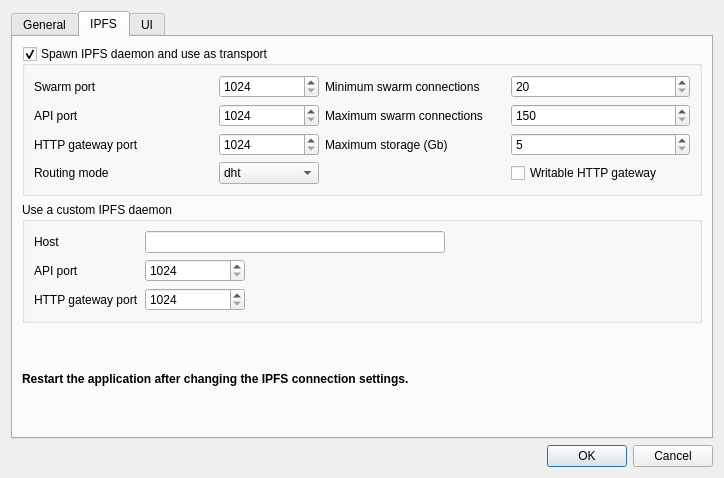
Above: galacteek/ui/settings.ui from pinnaculum/galacteek before the change. Below: the same form after it.
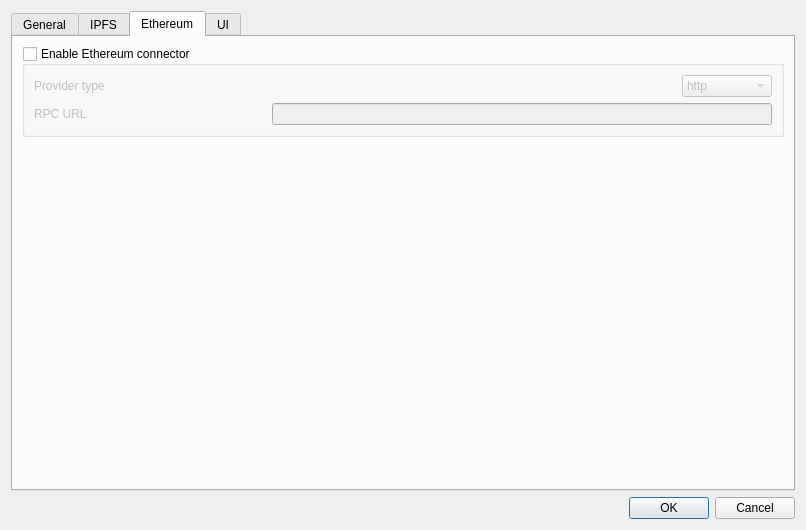
That is the form after the change. The open tabs and pages were chosen to show the change. Icons and pictures are not drawn.

Patch:
```diff
--- a/galacteek/ui/settings.ui
+++ b/galacteek/ui/settings.ui
@@ -6,8 +6,8 @@
    <rect>
     <x>0</x>
     <y>0</y>
-    <width>724</width>
-    <height>478</height>
+    <width>806</width>
+    <height>530</height>
    </rect>
   </property>
   <property name="windowTitle">
@@ -419,6 +419,97 @@
        </item>
       </layout>
      </widget>
+     <widget class="QWidget" name="tab_3">
+      <attribute name="icon">
+       <iconset resource="galacteek.qrc">
+        <normaloff>:/share/icons/ethereum.png</normaloff>:/share/icons/ethereum.png</iconset>
+      </attribute>
+      <attribute name="title">
+       <string>Ethereum</string>
+      </attribute>
+      <layout class="QVBoxLayout" name="verticalLayout_3">
+       <item>
+        <layout class="QVBoxLayout" name="verticalLayout_2">
+         <item>
+          <widget class="QGroupBox" name="groupBoxEth">
+           <property name="title">
+            <string>Enable Ethereum connector</string>
+           </property>
+           <property name="checkable">
+            <bool>true</bool>
+           </property>
+           <property name="checked">
+            <bool>false</bool>
+           </property>
+           <layout class="QGridLayout" name="gridLayout_8">
+            <item row="0" column="0">
+             <layout class="QGridLayout" name="gridLayout_7">
+              <item row="0" column="0">
+               <widget class="QLabel" name="label_10">
+                <property name="text">
+                 <string>Provider type</string>
+                </property>
+               </widget>
+              </item>
+             </layout>
+            </item>
+            <item row="0" column="1" alignment="Qt::AlignRight">
+             <widget class="QComboBox" name="ethProvType">
+              <property name="maximumSize">
+               <size>
+                <width>500</width>
+                <height>16777215</height>
+               </size>
+              </property>
+              <item>
+               <property name="text">
+                <string>http</string>
+               </property>
+              </item>
+              <item>
+               <property name="text">
+                <string>websocket</string>
+               </property>
+              </item>
+             </widget>
+            </item>
+            <item row="1" column="0">
+             <widget class="QLabel" name="label_11">
+              <property name="text">
+               <string>RPC URL</string>
+              </property>
+             </widget>
+            </item>
+            <item row="1" column="1">
+             <widget class="QLineEdit" name="ethRpcUrl">
+              <property name="maximumSize">
+               <size>
+                <width>500</width>
+                <height>16777215</height>
+               </size>
+              </property>
+             </widget>
+            </item>
+           </layout>
+          </widget>
+         </item>
+        </layout>
+       </item>
+       <item>
+        <spacer name="verticalSpacer">
+         <property name="orientation">
+          <enum>Qt::Vertical</enum>
+         </property>
+         <property name="sizeHint" stdset="0">
+          <size>
+           <width>20</width>
+           <height>40</height>
+          </size>
+         </property>
+        </spacer>
+       </item>
+      </layout>
+     </widget>
      <widget class="QWidget" name="tab_2">
       <attribute name="icon">
        <iconset resource="galacteek.qrc">
```
